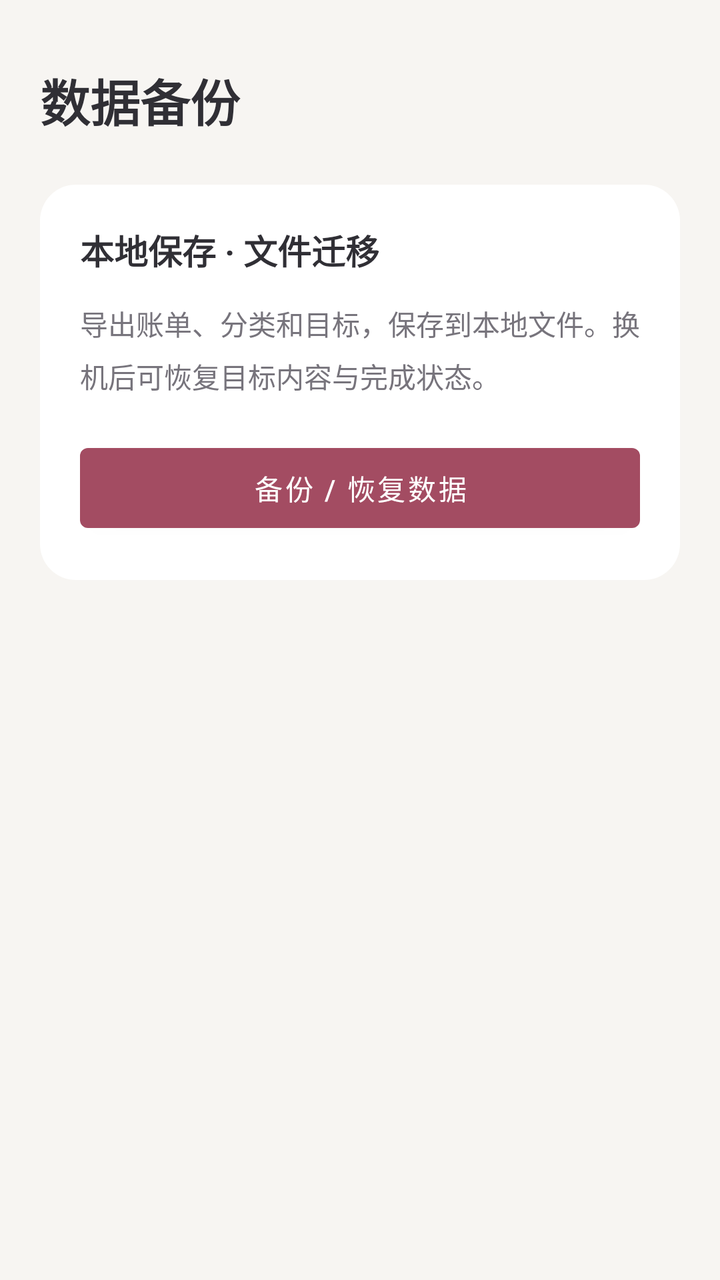
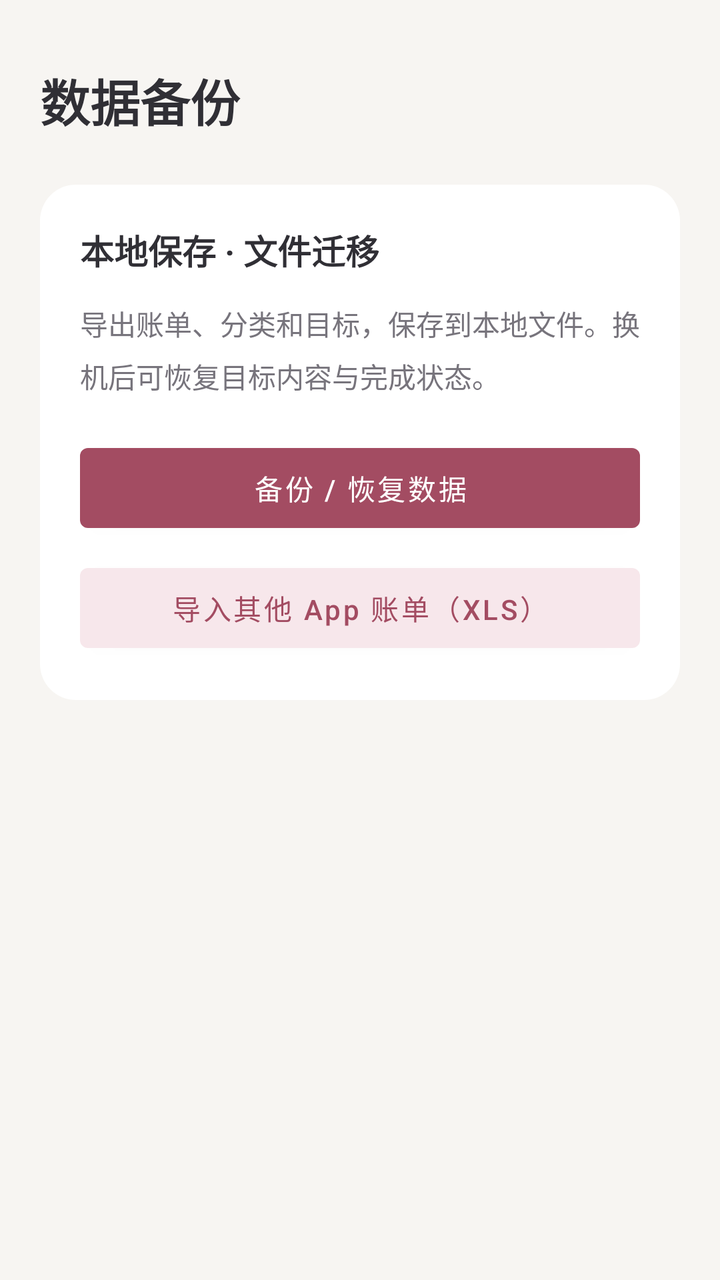

Two renders of the same Android screen: before a commit and after it. Below are the layout's source before the change and the commit's diff.
<!-- AndroidManifest.xml: application theme Theme.FutureRealization -->
<!-- res/layout/other_fragment.xml -->
<?xml version="1.0" encoding="utf-8"?>
<LinearLayout xmlns:android="http://schemas.android.com/apk/res/android" xmlns:app="http://schemas.android.com/apk/res-auto"
    android:layout_width="match_parent" android:layout_height="match_parent" android:orientation="vertical"
    android:background="@color/ledger_background" android:padding="20dp">
    <TextView android:layout_width="match_parent" android:layout_height="wrap_content" android:layout_marginTop="12dp"
        android:text="数据备份" android:textSize="25sp" android:textStyle="bold" android:textColor="@color/ledger_text" />
    <LinearLayout android:layout_width="match_parent" android:layout_height="wrap_content" android:orientation="vertical"
        android:layout_marginTop="24dp" android:padding="20dp" android:background="@drawable/ledger_card">
        <TextView android:layout_width="match_parent" android:layout_height="wrap_content" android:text="本地保存 · 文件迁移"
            android:textSize="17sp" android:textStyle="bold" android:textColor="@color/ledger_text" />
        <TextView android:layout_width="match_parent" android:layout_height="wrap_content" android:layout_marginTop="14dp"
            android:text="导出账单、分类和目标，保存到本地文件。换机后可恢复目标内容与完成状态。" android:lineSpacingExtra="6dp"
            android:textSize="14sp" android:textColor="@color/ledger_muted" />
        <Button android:id="@+id/open_backup" android:layout_width="match_parent" android:layout_height="52dp" android:layout_marginTop="20dp"
            android:text="备份 / 恢复数据" android:textColor="@color/white" app:backgroundTint="@color/ledger_accent" />
    </LinearLayout>
</LinearLayout>
<!-- resources referenced by this layout -->
<resources>
  <color name="ledger_accent">#A34C62</color>
  <color name="ledger_background">#F7F5F2</color>
  <color name="ledger_muted">#77747C</color>
  <color name="ledger_text">#302F35</color>
  <color name="white">#FFFFFFFF</color>
  <!-- drawable ledger_card (drawable) -->
  <?xml version="1.0" encoding="utf-8"?>
  <shape xmlns:android="http://schemas.android.com/apk/res/android" android:shape="rectangle">
      <solid android:color="@color/ledger_surface" />
      <corners android:radius="18dp" />
  </shape>
  <style name="Theme.FutureRealization" parent="Theme.MaterialComponents.DayNight.DarkActionBar">
          
          
          <item name="colorPrimaryVariant">@color/app_theme_color</item>
          <item name="colorOnPrimary">@color/white</item>
          
          <item name="colorSecondary">@color/teal_200</item>
          <item name="colorSecondaryVariant">@color/teal_700</item>
          <item name="colorOnSecondary">@color/black</item>
          
          <item name="android:statusBarColor" tools:targetApi="l">?attr/colorPrimaryVariant</item>
          
          <item name="textAllCaps">false</item>
          <item name="colorAccent">@color/app_theme_color</item>
          <item name="colorPrimary">@color/app_theme_color</item>
          <item name="colorPrimaryDark">@color/app_theme_color</item>
      </style>
  <color name="ledger_surface">#FFFFFF</color>
  <color name="app_theme_color">@color/ledger_accent</color>
  <color name="teal_200">#FF03DAC5</color>
  <color name="teal_700">#FF018786</color>
  <color name="black">#FF000000</color>
</resources>

<!-- the commit's change to res/layout/other_fragment.xml (unified diff, before → after) -->
@@ -13,5 +13,7 @@
             android:textSize="14sp" android:textColor="@color/ledger_muted" />
         <Button android:id="@+id/open_backup" android:layout_width="match_parent" android:layout_height="52dp" android:layout_marginTop="20dp"
             android:text="备份 / 恢复数据" android:textColor="@color/white" app:backgroundTint="@color/ledger_accent" />
+        <Button android:id="@+id/open_xls_import" android:layout_width="match_parent" android:layout_height="52dp" android:layout_marginTop="8dp"
+            android:text="导入其他 App 账单（XLS）" android:textColor="@color/ledger_accent" app:backgroundTint="@color/ledger_soft" />
     </LinearLayout>
 </LinearLayout>
<!-- resource entries referenced after the edit -->
@@ -3,6 +3,7 @@
   <color name="ledger_accent">#A34C62</color>
   <color name="ledger_background">#F7F5F2</color>
   <color name="ledger_muted">#77747C</color>
+  <color name="ledger_soft">#F7E7EB</color>
   <color name="ledger_text">#302F35</color>
   <color name="white">#FFFFFFFF</color>
   <!-- drawable ledger_card (drawable) -->
